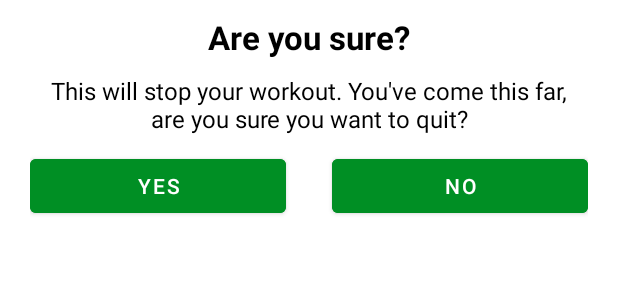
After one commit to Ariel-92/7min_workout_app, an Android app: the layout dialog_custom_back_confirmation.xml on its own in the app's theme, with its tools: preview values and no code run, on a phone screen of 412 x 824 dp. The commit adds this screen. Shown: the top 300 px of the screen. Run offline under Robolectric (Android 15) with nearby library versions, the phone set to English and light mode, and no system bars.

Commit message:
뒤로가기 다이얼로그 추가
- back 버튼 클릭 시 Main 액티비티로 되돌아가는 것을 경고하는 다이얼로그 생성
- 다이얼로그에서 Yes를 누르면 Main 액티비티로 이동

```diff
--- a/app/src/main/java/com/example/a7minutesworkout/ExerciseActivity.kt
+++ b/app/src/main/java/com/example/a7minutesworkout/ExerciseActivity.kt
@@ -1,6 +1,7 @@
 package com.example.a7minutesworkout
 
 import android.annotation.SuppressLint
+import android.app.Dialog
 import android.content.Intent
 import android.media.MediaPlayer
 import android.net.Uri
@@ -13,6 +14,7 @@ import android.view.View
 import android.widget.Toast
 import androidx.recyclerview.widget.LinearLayoutManager
 import com.example.a7minutesworkout.databinding.ActivityExerciseBinding
+import com.example.a7minutesworkout.databinding.DialogCustomBackConfirmationBinding
 import java.util.*
 import kotlin.collections.ArrayList
 
@@ -21,11 +23,11 @@ class ExerciseActivity : AppCompatActivity(), TextToSpeech.OnInitListener {
 
     private var restTimer : CountDownTimer? = null
     private var restProgress : Int = 0
-    private var restTimerDuration : Long = 1
+    private var restTimerDuration : Long = 10
 
     private var exerciseTimer : CountDownTimer? = null
     private var exerciseProgress : Int = 0
-    private var exerciseTimerDuration : Long = 1
+    private var exerciseTimerDuration : Long = 30
 
     private var exerciseList : ArrayList<ExerciseModel>? = null
     private var currentExercisePosition = -1
@@ -51,11 +53,31 @@ class ExerciseActivity : AppCompatActivity(), TextToSpeech.OnInitListener {
         tts = TextToSpeech(this, this)
 
         binding?.toolbarExercise?.setNavigationOnClickListener {
-            onBackPressed()
+            customDialogForBackButton()
         }
 
         setupRestView()
         setupExerciseStatusRecyclerView()
+    }
+
+    override fun onBackPressed() {
+        customDialogForBackButton()
+    }
+
+    private fun customDialogForBackButton() {
+        val customDialog = Dialog(this)
+        val dialogBinding = DialogCustomBackConfirmationBinding.inflate(layoutInflater)
+        customDialog.setContentView(dialogBinding.root)
+        customDialog.setCanceledOnTouchOutside(false)
+        dialogBinding.btnBackYes.setOnClickListener {
+            this@ExerciseActivity.finish()
+            customDialog.dismiss()
+        }
+        dialogBinding.btnBackNo.setOnClickListener {
+            customDialog.dismiss()
+        }
+
+        customDialog.show()
     }
 
     private fun setupExerciseStatusRecyclerView() {
--- /dev/null
+++ b/app/src/main/res/layout/dialog_custom_back_confirmation.xml
@@ -0,0 +1,53 @@
+<?xml version="1.0" encoding="utf-8"?>
+<LinearLayout xmlns:android="http://schemas.android.com/apk/res/android"
+    android:layout_width="match_parent"
+    android:layout_height="wrap_content"
+    android:orientation="vertical">
+
+    <TextView
+        android:layout_width="match_parent"
+        android:layout_height="wrap_content"
+        android:text="Are you sure?"
+        android:textSize="22sp"
+        android:textStyle="bold"
+        android:textColor="@color/black"
+        android:gravity="center"
+        android:layout_margin="10dp" />
+
+    <TextView
+        android:layout_width="match_parent"
+        android:layout_height="wrap_content"
+        android:text="This will stop your workout. You've come this far, are you sure you want to quit?"
+        android:textSize="16sp"
+        android:textColor="@color/black"
+        android:gravity="center"
+        android:layout_marginHorizontal="30dp"/>
+
+    <LinearLayout
+        android:layout_width="match_parent"
+        android:layout_height="wrap_content"
+        android:orientation="horizontal"
+        android:layout_marginVertical="10dp"
+        android:layout_marginHorizontal="20dp">
+
+        <Button
+            android:id="@+id/btnBackYes"
+            android:layout_width="wrap_content"
+            android:layout_height="wrap_content"
+            android:text="YES"
+            android:backgroundTint="@color/colorAccent"
+            android:layout_weight="1"
+            android:layout_marginRight="15dp"/>
+
+        <Button
+            android:id="@+id/btnBackNo"
+            android:layout_width="wrap_content"
+            android:layout_height="wrap_content"
+            android:text="NO"
+            android:backgroundTint="@color/colorAccent"
+            android:layout_weight="1"
+            android:layout_marginLeft="15dp"/>
+
+    </LinearLayout>
+
+</LinearLayout>
```
